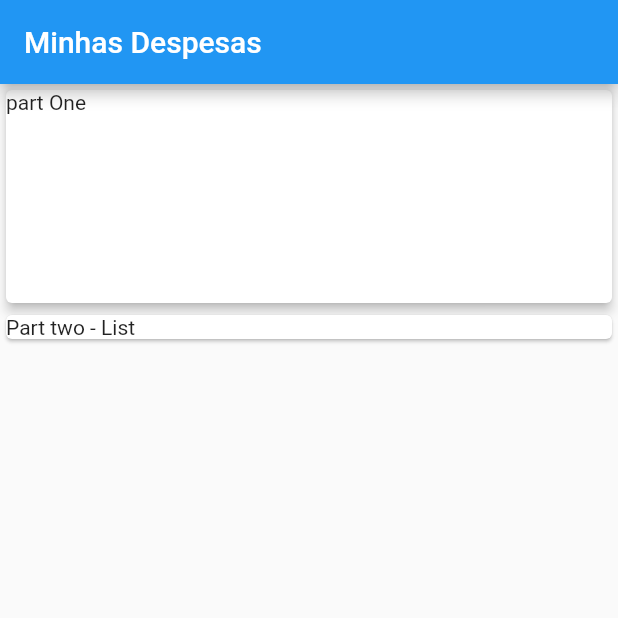
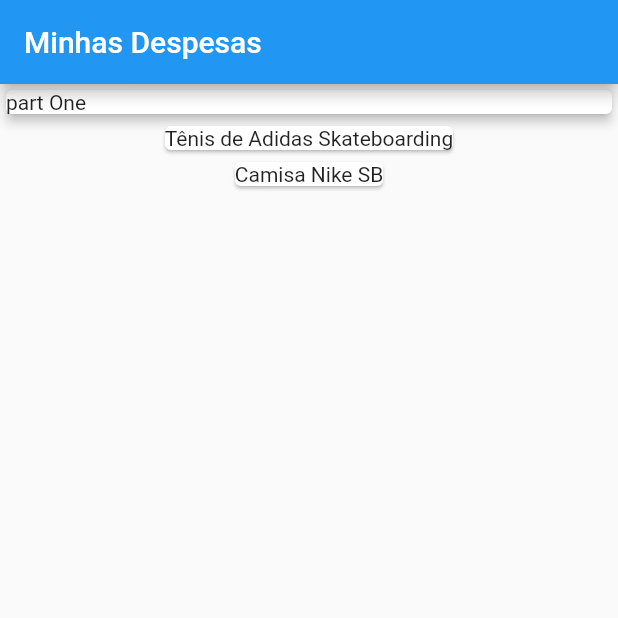
Before and after one commit to hermespedro/flutter-expenses-app, a Flutter app: the screen it shows after launch, on a phone screen of 412 x 824 dp, the top half of it. Run offline on Flutter 3.47's test engine with Material 2 defaults, Android fonts, the phone set to English and light mode, and no system bars.

Commit message:
0002 Coninuation task 0002

```diff
--- a/lib/main.dart
+++ b/lib/main.dart
@@ -1,19 +1,32 @@
+import 'package:finances_app/models/transaction.dart';
 import 'package:flutter/material.dart';
-
 
 void main() => runApp(ExpensesApp());
 
 class ExpensesApp extends StatelessWidget {
   @override
   Widget build(BuildContext context) {
-    return MaterialApp(
-      debugShowCheckedModeBanner: false,
-      home: MyHomePage()
-    );
+    return MaterialApp(debugShowCheckedModeBanner: false, home: MyHomePage());
   }
 }
 
 class MyHomePage extends StatelessWidget {
+
+  final _transactions = [
+    Transaction(
+      id: 't1',
+      title: 'Tênis de Adidas Skateboarding',
+      value: 299.76,
+      date: DateTime.now(),
+    ),
+     Transaction(
+      id: 't1',
+      title: 'Camisa Nike SB',
+      value: 99.97,
+      date: DateTime.now(),
+    ),
+  ];
+
   @override
   Widget build(BuildContext context) {
     return Scaffold(
@@ -25,15 +38,18 @@ class MyHomePage extends StatelessWidget {
         crossAxisAlignment: CrossAxisAlignment.stretch,
         children: <Widget>[
           Container(
-            width: double.infinity ,
-            height: 150,
+            width: double.infinity,
             child: Card(
               child: Text('part One'),
               elevation: 3,
             ),
           ),
-          Card(
-            child: Text("Part two - List"),
+          Column(
+            children: _transactions.map((tr) {
+              return Card(
+                child: Text(tr.title),
+              );
+            }).toList(),
           ),
         ],
       ),
--- /dev/null
+++ b/lib/models/transaction.dart
@@ -0,0 +1,15 @@
+import 'package:flutter/foundation.dart';
+
+class Transaction {
+  final String id;
+  final String title;
+  final double value;
+  final DateTime date;
+
+  Transaction({
+    @required this.id,
+    @required this.title,
+    @required this.value,
+    @required this.date,
+  });
+}
```
